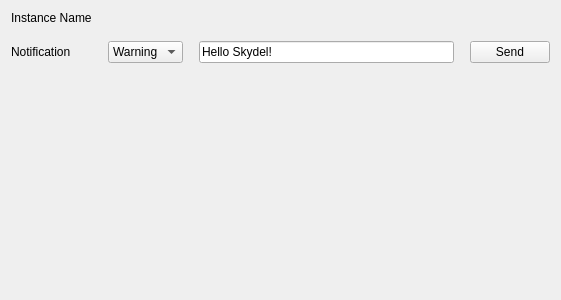
Old version of the form source/simple_plugin/simple_plugin_view.ui in the repository learn-safran-navigation-timing/skydel-example-plugins.
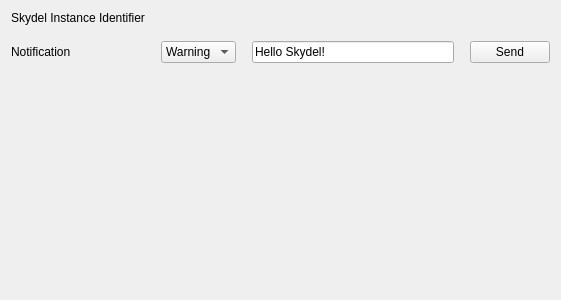
New version of the form.

```diff
--- a/source/simple_plugin/simple_plugin_view.ui
+++ b/source/simple_plugin/simple_plugin_view.ui
@@ -76,7 +76,7 @@
    <item row="0" column="0">
     <widget class="QLabel" name="label">
      <property name="text">
-      <string>Instance Name</string>
+      <string>Skydel Instance Identifier</string>
      </property>
     </widget>
    </item>
```
Left out of the diff: 2 changed lines with no effect on the pictures.
